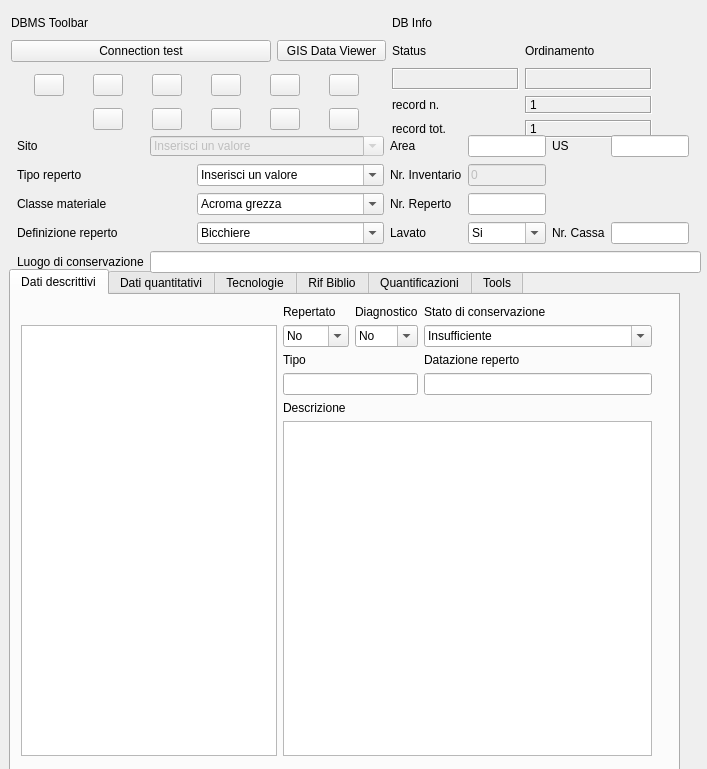
pyarchinit/pyarchinit, file gui/ui/Inv_Materiali.ui: the form before one commit.
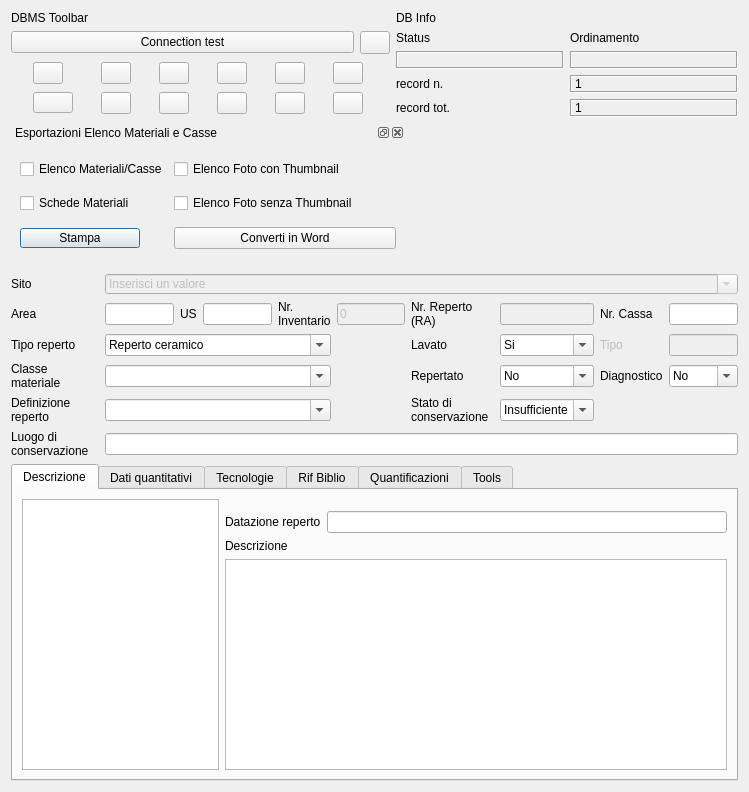
The form after the commit. Icons and pictures are not drawn. Custom widgets are drawn as their Qt base class.

Commit message: v1.1.7 update db, ui materiali

```diff
--- a/gui/ui/Inv_Materiali.ui
+++ b/gui/ui/Inv_Materiali.ui
@@ -6,8 +6,8 @@
    <rect>
     <x>0</x>
     <y>0</y>
-    <width>707</width>
-    <height>769</height>
+    <width>749</width>
+    <height>792</height>
    </rect>
   </property>
   <property name="minimumSize">
@@ -23,101 +23,488 @@
    <iconset resource="../../resources/resources.qrc">
     <normaloff>:/icons/finds.png</normaloff>:/icons/finds.png</iconset>
   </property>
-  <widget class="QTabWidget" name="tabWidget">
-   <property name="geometry">
-    <rect>
-     <x>9</x>
-     <y>269</y>
-     <width>671</width>
-     <height>517</height>
-    </rect>
-   </property>
-   <property name="currentIndex">
-    <number>0</number>
-   </property>
-   <widget class="QWidget" name="tab">
-    <attribute name="title">
-     <string>Dati descrittivi</string>
-    </attribute>
-    <widget class="QWidget" name="layoutWidget">
-     <property name="geometry">
-      <rect>
-       <x>10</x>
-       <y>10</y>
-       <width>631</width>
-       <height>451</height>
-      </rect>
+  <layout class="QGridLayout" name="gridLayout">
+   <item row="1" column="0" colspan="6">
+    <widget class="QgsDockWidget" name="mDockWidget_export">
+     <property name="minimumSize">
+      <size>
+       <width>336</width>
+       <height>145</height>
+      </size>
+     </property>
+     <property name="floating">
+      <bool>true</bool>
+     </property>
+     <property name="windowTitle">
+      <string>Esportazioni Elenco Materiali e Casse</string>
      </property>
-     <layout class="QGridLayout" name="gridLayout_3">
+     <widget class="QWidget" name="dockWidgetContents_4">
+      <layout class="QGridLayout" name="gridLayout_32">
       <item row="0" column="1">
+        <widget class="QCheckBox" name="checkBox_e_foto_t">
+         <property name="text">
+          <string>Elenco Foto con Thumbnail</string>
+         </property>
+        </widget>
+       </item>
+       <item row="2" column="0">
+        <widget class="QPushButton" name="pushButton_print">
+         <property name="minimumSize">
+          <size>
+           <width>0</width>
+           <height>0</height>
+          </size>
+         </property>
+         <property name="maximumSize">
+          <size>
+           <width>120</width>
+           <height>20</height>
+          </size>
+         </property>
+         <property name="text">
+          <string>Stampa</string>
+         </property>
+         <property name="icon">
+          <iconset resource="../../resources/resources.qrc">
+           <normaloff>:/icons/pdf-icon.png</normaloff>:/icons/pdf-icon.png</iconset>
+         </property>
+         <property name="iconSize">
+          <size>
+           <width>10</width>
+           <height>10</height>
+          </size>
+         </property>
+        </widget>
+       </item>
+       <item row="1" column="1">
+        <widget class="QCheckBox" name="checkBox_e_foto">
+         <property name="text">
+          <string>Elenco Foto senza Thumbnail</string>
+         </property>
+        </widget>
+       </item>
+       <item row="1" column="0">
+        <widget class="QCheckBox" name="checkBox_s_us">
+         <property name="text">
+          <string>Schede Materiali</string>
+         </property>
+        </widget>
+       </item>
+       <item row="0" column="0">
+        <widget class="QCheckBox" name="checkBox_e_us">
+         <property name="text">
+          <string>Elenco Materiali/Casse</string>
+         </property>
+        </widget>
+       </item>
+       <item row="2" column="1">
+        <widget class="QPushButton" name="pushButton_word">
+         <property name="text">
+          <string>Converti in Word</string>
+         </property>
+        </widget>
+       </item>
+      </layout>
+     </widget>
+    </widget>
+   </item>
+   <item row="2" column="0">
+    <widget class="QLabel" name="label_3">
+     <property name="sizePolicy">
+      <sizepolicy hsizetype="Expanding" vsizetype="Preferred">
+       <horstretch>0</horstretch>
+       <verstretch>0</verstretch>
+      </sizepolicy>
+     </property>
+     <property name="text">
+      <string>Sito</string>
+     </property>
+    </widget>
+   </item>
+   <item row="3" column="0">
+    <widget class="QLabel" name="label_37">
+     <property name="sizePolicy">
+      <sizepolicy hsizetype="Expanding" vsizetype="Preferred">
+       <horstretch>0</horstretch>
+       <verstretch>0</verstretch>
+      </sizepolicy>
+     </property>
+     <property name="text">
+      <string>Area</string>
+     </property>
+    </widget>
+   </item>
+   <item row="3" column="1">
+    <widget class="QLineEdit" name="lineEdit_area">
+     <property name="text">
+      <string/>
+     </property>
+    </widget>
+   </item>
+   <item row="3" column="2">
+    <widget class="QLabel" name="label_38">
+     <property name="text">
+      <string>US</string>
+     </property>
+    </widget>
+   </item>
+   <item row="3" column="3">
+    <widget class="QLineEdit" name="lineEdit_us">
+     <property name="text">
+      <string/>
+     </property>
+    </widget>
+   </item>
+   <item row="3" column="4">
+    <widget class="QLabel" name="label">
+     <property name="sizePolicy">
+      <sizepolicy hsizetype="Expanding" vsizetype="Preferred">
+       <horstretch>0</horstretch>
+       <verstretch>0</verstretch>
+      </sizepolicy>
+     </property>
+     <property name="text">
+      <string>Nr. Inventario</string>
+     </property>
+     <property name="wordWrap">
+      <bool>true</bool>
+     </property>
+    </widget>
+   </item>
+   <item row="3" column="5">
+    <widget class="QLineEdit" name="lineEdit_num_inv">
+     <property name="enabled">
+      <bool>false</bool>
+     </property>
+     <property name="sizePolicy">
+      <sizepolicy hsizetype="Expanding" vsizetype="Fixed">
+       <horstretch>0</horstretch>
+       <verstretch>0</verstretch>
+      </sizepolicy>
+     </property>
+     <property name="text">
+      <string>0</string>
+     </property>
+     <property name="clearButtonEnabled">
+      <bool>false</bool>
+     </property>
+    </widget>
+   </item>
+   <item row="3" column="6">
+    <widget class="QLabel" name="label_27">
+     <property name="text">
+      <string>Nr. Reperto (RA)</string>
+     </property>
+     <property name="wordWrap">
+      <bool>true</bool>
+     </property>
+    </widget>
+   </item>
+   <item row="3" column="7">
+    <widget class="QLineEdit" name="lineEdit_n_reperto">
+     <property name="enabled">
+      <bool>false</bool>
+     </property>
+     <property name="text">
+      <string/>
+     </property>
+     <property name="readOnly">
+      <bool>false</bool>
+     </property>
+     <property name="clearButtonEnabled">
+      <bool>false</bool>
+     </property>
+    </widget>
+   </item>
+   <item row="3" column="8">
+    <widget class="QLabel" name="label_39">
+     <property name="text">
+      <string>Nr. Cassa</string>
+     </property>
+    </widget>
+   </item>
+   <item row="3" column="9">
+    <widget class="QLineEdit" name="lineEdit_nr_cassa">
+     <property name="text">
+      <string/>
+     </property>
+    </widget>
+   </item>
+   <item row="4" column="0">
+    <widget class="QLabel" name="label_5">
+     <property name="sizePolicy">
+      <sizepolicy hsizetype="Expanding" vsizetype="Preferred">
+       <horstretch>0</horstretch>
+       <verstretch>0</verstretch>
+      </sizepolicy>
+     </property>
+     <property name="maximumSize">
+      <size>
+       <width>100</width>
+       <height>16777215</height>
+      </size>
+     </property>
+     <property name="text">
+      <string>Tipo reperto</string>
+     </property>
+     <property name="wordWrap">
+      <bool>true</bool>
+     </property>
+    </widget>
+   </item>
+   <item row="4" column="1" colspan="4">
+    <widget class="QComboBox" name="comboBox_tipo_reperto">
+     <property name="enabled">
+      <bool>true</bool>
+     </property>
+     <property name="sizePolicy">
+      <sizepolicy hsizetype="Expanding" vsizetype="Fixed">
+       <horstretch>0</horstretch>
+       <verstretch>0</verstretch>
+      </sizepolicy>
+     </property>
+     <property name="minimumSize">
+      <size>
+       <width>0</width>
+       <height>0</height>
+      </size>
+     </property>
+     <property name="mouseTracking">
+      <bool>true</bool>
+     </property>
+     <property name="contextMenuPolicy">
+      <enum>Qt::NoContextMenu</enum>
+     </property>
+     <property name="editable">
+      <bool>true</bool>
+     </property>
+     <property name="maxVisibleItems">
+      <number>99999</number>
+     </property>
+     <property name="maxCount">
+      <number>2147483647</number>
+     </property>
+     <property name="frame">
+      <bool>true</bool>
+     </property>
+     <item>
+      <property name="text">
+       <string>Reperto ceramico</string>
+      </property>
+     </item>
+     <item>
+      <property name="text">
+       <string>Reperto metallico</string>
+      </property>
+     </item>
+     <item>
+      <property name="text">
+       <string>Reperto vitreo</string>
+      </property>
+     </item>
+     <item>
+      <property name="text">
+       <string>Reperto ligneo</string>
+      </property>
+     </item>
+     <item>
+      <property name="text">
+       <string>Reperto osseo lavorato</string>
+      </property>
+     </item>
+     <item>
+      <property name="text">
+       <string>Reperto osteologico animale</string>
+      </property>
+     </item>
+     <item>
+      <property name="text">
+       <string>Reperto osteologico umano</string>
+      </property>
+     </item>
+     <item>
+      <property name="text">
+       <string>Reperto cartaceo</string>
+      </property>
+     </item>
+     <item>
+      <property name="text">
+       <string>Malacofauna</string>
+      </property>
+     </item>
+    </widget>
+   </item>
+   <item row="4" column="6">
+    <widget class="QLabel" name="label_2">
+     <property name="text">
+      <string>Lavato</string>
+     </property>
+    </widget>
+   </item>
+   <item row="4" column="7">
+    <widget class="QComboBox" name="comboBox_lavato">
+     <property name="sizePolicy">
+      <sizepolicy hsizetype="Expanding" vsizetype="Fixed">
+       <horstretch>0</horstretch>
+       <verstretch>0</verstretch>
+      </sizepolicy>
+     </property>
+     <property name="editable">
+      <bool>true</bool>
+     </property>
+     <item>
+      <property name="text">
+       <string>Si</string>
+      </property>
+     </item>
+     <item>
+      <property name="text">
+       <string>No</string>
+      </property>
+     </item>
+     <item>
+      <property name="text">
+       <string/>
+      </property>
+     </item>
+    </widget>
+   </item>
+   <item row="4" column="8">
+    <widget class="QLabel" name="label_13">
+     <property name="enabled">
+      <bool>false</bool>
+     </property>
+     <property name="text">
+      <string>Tipo</string>
+     </property>
+    </widget>
+   </item>
+   <item row="4" column="9">
+    <widget class="QLineEdit" name="lineEdit_tipo">
+     <property name="enabled">
+      <bool>false</bool>
+     </property>
+     <property name="minimumSize">
+      <size>
+       <width>40</width>
+       <height>0</height>
+      </size>
+     </property>
+    </widget>
+   </item>
+   <item row="5" column="0">
+    <widget class="QLabel" name="label_7">
+     <property name="sizePolicy">
+      <sizepolicy hsizetype="Expanding" vsizetype="Preferred">
+       <horstretch>0</horstretch>
+       <verstretch>0</verstretch>
+      </sizepolicy>
+     </property>
+     <property name="maximumSize">
+      <size>
+       <width>100</width>
+       <height>16777215</height>
+      </size>
+     </property>
+     <property name="text">
+      <string>Classe materiale</string>
+     </property>
+     <property name="wordWrap">
+      <bool>true</bool>
+     </property>
+    </widget>
+   </item>
+   <item row="5" column="6">
        <widget class="QLabel" name="label_30">
         <property name="text">
          <string>Repertato</string>
         </property>
        </widget>
       </item>
-      <item row="0" column="2">
+   <item row="5" column="7">
+    <widget class="QComboBox" name="comboBox_repertato">
+     <property name="editable">
+      <bool>true</bool>
+     </property>
+     <item>
+      <property name="text">
+       <string>No</string>
+      </property>
+     </item>
+     <item>
+      <property name="text">
+       <string>Si</string>
+      </property>
+     </item>
+     <item>
+      <property name="text">
+       <string/>
+      </property>
+     </item>
+    </widget>
+   </item>
+   <item row="5" column="8">
        <widget class="QLabel" name="label_31">
         <property name="text">
          <string>Diagnostico</string>
         </property>
        </widget>
       </item>
-      <item row="0" column="3">
+   <item row="5" column="9">
+    <widget class="QComboBox" name="comboBox_diagnostico">
+     <property name="editable">
+      <bool>true</bool>
+     </property>
+     <item>
+      <property name="text">
+       <string>No</string>
+      </property>
+     </item>
+     <item>
+      <property name="text">
+       <string>Si</string>
+      </property>
+     </item>
+     <item>
+      <property name="text">
+       <string/>
+      </property>
+     </item>
+    </widget>
+   </item>
+   <item row="6" column="0">
+    <widget class="QLabel" name="label_4">
+     <property name="sizePolicy">
+      <sizepolicy hsizetype="Expanding" vsizetype="Preferred">
+       <horstretch>0</horstretch>
+       <verstretch>0</verstretch>
+      </sizepolicy>
+     </property>
+     <property name="maximumSize">
+      <size>
+       <width>100</width>
+       <height>16777215</height>
+      </size>
+     </property>
+     <property name="text">
+      <string>Definizione reperto</string>
+     </property>
+     <property name="wordWrap">
+      <bool>true</bool>
+     </property>
+    </widget>
+   </item>
+   <item row="6" column="6">
        <widget class="QLabel" name="label_26">
         <property name="text">
          <string>Stato di conservazione</string>
         </property>
-       </widget>
-      </item>
-      <item row="1" column="0" rowspan="5">
-       <widget class="QListWidget" name="listWidget"/>
-      </item>
-      <item row="1" column="1">
-       <widget class="QComboBox" name="comboBox_repertato">
-        <property name="editable">
+     <property name="wordWrap">
          <bool>true</bool>
         </property>
-        <item>
-         <property name="text">
-          <string>No</string>
-         </property>
-        </item>
-        <item>
-         <property name="text">
-          <string>Si</string>
-         </property>
-        </item>
-        <item>
-         <property name="text">
-          <string/>
-         </property>
-        </item>
-       </widget>
-      </item>
-      <item row="1" column="2">
-       <widget class="QComboBox" name="comboBox_diagnostico">
-        <property name="editable">
-         <bool>true</bool>
-        </property>
-        <item>
-         <property name="text">
-          <string>No</string>
-         </property>
-        </item>
-        <item>
-         <property name="text">
-          <string>Si</string>
-         </property>
-        </item>
-        <item>
-         <property name="text">
-          <string/>
-         </property>
-        </item>
-       </widget>
-      </item>
-      <item row="1" column="3">
+    </widget>
+   </item>
+   <item row="6" column="7">
        <widget class="QComboBox" name="comboBox_conservazione">
         <property name="editable">
          <bool>true</bool>
@@ -149,42 +536,36 @@
         </item>
        </widget>
       </item>
-      <item row="2" column="1">
-       <widget class="QLabel" name="label_13">
-        <property name="text">
-         <string>Tipo</string>
-        </property>
-       </widget>
-      </item>
-      <item row="2" column="3">
-       <widget class="QLabel" name="label_41">
+   <item row="7" column="0">
+    <widget class="QLabel" name="label_40">
+     <property name="sizePolicy">
+      <sizepolicy hsizetype="Expanding" vsizetype="Preferred">
+       <horstretch>0</horstretch>
+       <verstretch>0</verstretch>
+      </sizepolicy>
+     </property>
         <property name="text">
-         <string>Datazione reperto</string>
-        </property>
-       </widget>
-      </item>
-      <item row="3" column="1" colspan="2">
-       <widget class="QLineEdit" name="lineEdit_tipo">
-        <property name="minimumSize">
-         <size>
-          <width>40</width>
-          <height>0</height>
-         </size>
+      <string>Luogo di conservazione</string>
+     </property>
+     <property name="wordWrap">
+      <bool>true</bool>
         </property>
        </widget>
       </item>
-      <item row="3" column="3">
-       <widget class="QLineEdit" name="lineEdit_datazione_rep">
-        <property name="minimumSize">
-         <size>
-          <width>40</width>
-          <height>0</height>
-         </size>
-        </property>
-        <property name="text">
-         <string/>
-        </property>
-       </widget>
+   <item row="8" column="0" colspan="10">
+    <widget class="QTabWidget" name="tabWidget">
+     <property name="currentIndex">
+      <number>0</number>
+     </property>
+     <widget class="QWidget" name="tab">
+      <attribute name="title">
+       <string>Descrizione</string>
+      </attribute>
+      <layout class="QGridLayout" name="gridLayout_2">
+       <item row="0" column="0">
+        <layout class="QGridLayout" name="gridLayout_3">
+         <item row="1" column="0" rowspan="5">
+          <widget class="QListWidget" name="iconListWidget"/>
       </item>
       <item row="4" column="1">
        <widget class="QLabel" name="label_6">
@@ -196,8 +577,29 @@
       <item row="5" column="1" colspan="3">
        <widget class="QTextEdit" name="textEdit_descrizione_reperto"/>
       </item>
-     </layout>
-    </widget>
+         <item row="3" column="1">
+          <widget class="QLabel" name="label_41">
+           <property name="text">
+            <string>Datazione reperto</string>
+           </property>
+          </widget>
+         </item>
+         <item row="3" column="2" colspan="2">
+          <widget class="QLineEdit" name="lineEdit_datazione_rep">
+           <property name="minimumSize">
+            <size>
+             <width>400</width>
+             <height>0</height>
+            </size>
+           </property>
+           <property name="text">
+            <string/>
+           </property>
+          </widget>
+         </item>
+        </layout>
+       </item>
+      </layout>
    </widget>
    <widget class="QWidget" name="tab_3">
     <attribute name="title">
@@ -927,15 +1329,140 @@
     </layout>
    </widget>
   </widget>
-  <widget class="QWidget" name="layoutWidget">
-   <property name="geometry">
-    <rect>
-     <x>11</x>
-     <y>11</y>
-     <width>641</width>
-     <height>127</height>
-    </rect>
-   </property>
+   </item>
+   <item row="2" column="1" colspan="9">
+    <widget class="QComboBox" name="comboBox_sito">
+     <property name="enabled">
+      <bool>false</bool>
+     </property>
+     <property name="sizePolicy">
+      <sizepolicy hsizetype="Expanding" vsizetype="Fixed">
+       <horstretch>0</horstretch>
+       <verstretch>0</verstretch>
+      </sizepolicy>
+     </property>
+     <property name="minimumSize">
+      <size>
+       <width>200</width>
+       <height>0</height>
+      </size>
+     </property>
+     <property name="maximumSize">
+      <size>
+       <width>16777215</width>
+       <height>20</height>
+      </size>
+     </property>
+     <property name="mouseTracking">
+      <bool>true</bool>
+     </property>
+     <property name="contextMenuPolicy">
+      <enum>Qt::NoContextMenu</enum>
+     </property>
+     <property name="editable">
+      <bool>true</bool>
+     </property>
+     <property name="currentText">
+      <string>Inserisci un valore</string>
+     </property>
+     <property name="maxVisibleItems">
+      <number>99999</number>
+     </property>
+     <property name="maxCount">
+      <number>2147483647</number>
+     </property>
+     <property name="frame">
+      <bool>true</bool>
+     </property>
+     <item>
+      <property name="text">
+       <string>Inserisci un valore</string>
+      </property>
+     </item>
+    </widget>
+   </item>
+   <item row="6" column="1" colspan="4">
+    <widget class="QComboBox" name="comboBox_definizione">
+     <property name="enabled">
+      <bool>true</bool>
+     </property>
+     <property name="sizePolicy">
+      <sizepolicy hsizetype="Expanding" vsizetype="Fixed">
+       <horstretch>0</horstretch>
+       <verstretch>0</verstretch>
+      </sizepolicy>
+     </property>
+     <property name="minimumSize">
+      <size>
+       <width>0</width>
+       <height>0</height>
+      </size>
+     </property>
+     <property name="mouseTracking">
+      <bool>true</bool>
+     </property>
+     <property name="contextMenuPolicy">
+      <enum>Qt::NoContextMenu</enum>
+     </property>
+     <property name="editable">
+      <bool>true</bool>
+     </property>
+     <property name="maxVisibleItems">
+      <number>99999</number>
+     </property>
+     <property name="maxCount">
+      <number>2147483647</number>
+     </property>
+     <property name="frame">
+      <bool>true</bool>
+     </property>
+    </widget>
+   </item>
+   <item row="5" column="1" colspan="4">
+    <widget class="QComboBox" name="comboBox_criterio_schedatura">
+     <property name="enabled">
+      <bool>true</bool>
+     </property>
+     <property name="sizePolicy">
+      <sizepolicy hsizetype="Expanding" vsizetype="Fixed">
+       <horstretch>0</horstretch>
+       <verstretch>0</verstretch>
+      </sizepolicy>
+     </property>
+     <property name="minimumSize">
+      <size>
+       <width>0</width>
+       <height>0</height>
+      </size>
+     </property>
+     <property name="mouseTracking">
+      <bool>true</bool>
+     </property>
+     <property name="contextMenuPolicy">
+      <enum>Qt::NoContextMenu</enum>
+     </property>
+     <property name="editable">
+      <bool>true</bool>
+     </property>
+     <property name="maxVisibleItems">
+      <number>99999</number>
+     </property>
+     <property name="maxCount">
+      <number>2147483647</number>
+     </property>
+     <property name="frame">
+      <bool>true</bool>
+     </property>
+    </widget>
+   </item>
+   <item row="7" column="1" colspan="9">
+    <widget class="QLineEdit" name="lineEdit_luogo_conservazione">
+     <property name="text">
+      <string/>
+     </property>
+    </widget>
+   </item>
+   <item row="0" column="0" colspan="10">
    <layout class="QGridLayout" name="gridLayout_4">
     <item row="0" column="0">
      <widget class="QLabel" name="label_32">
@@ -965,15 +1492,18 @@
      <widget class="QToolButton" name="toolButtonGis">
       <property name="minimumSize">
        <size>
-        <width>109</width>
+         <width>30</width>
         <height>0</height>
        </size>
       </property>
       <property name="toolTip">
        <string/>
       </property>
+       <property name="autoFillBackground">
+        <bool>false</bool>
+       </property>
       <property name="text">
-       <string>GIS Data Viewer</string>
+        <string/>
       </property>
       <property name="icon">
        <iconset resource="../../resources/resources.qrc">
@@ -989,7 +1519,7 @@
        <bool>false</bool>
       </property>
       <property name="toolButtonStyle">
-       <enum>Qt::ToolButtonTextOnly</enum>
+        <enum>Qt::ToolButtonIconOnly</enum>
       </property>
       <property name="arrowType">
        <enum>Qt::NoArrow</enum>
@@ -1310,6 +1840,47 @@
         </property>
        </widget>
       </item>
+       <item row="1" column="5">
+        <widget class="QPushButton" name="pushButton_esporta_us">
+         <property name="minimumSize">
+          <size>
+           <width>30</width>
+           <height>20</height>
+          </size>
+         </property>
+         <property name="maximumSize">
+          <size>
+           <width>150</width>
+           <height>16777215</height>
+          </size>
+         </property>
+         <property name="font">
+          <font>
+           <family>Times New Roman</family>
+           <pointsize>8</pointsize>
+           <weight>50</weight>
+           <italic>false</italic>
+           <bold>false</bold>
+          </font>
+         </property>
+         <property name="toolTip">
+          <string>Elenco US/Foto</string>
+         </property>
+         <property name="text">
+          <string/>
+         </property>
+         <property name="icon">
+          <iconset resource="../../resources/resources.qrc">
+           <normaloff>:/icons/sheet.png</normaloff>:/icons/sheet.png</iconset>
+         </property>
+         <property name="iconSize">
+          <size>
+           <width>15</width>
+           <height>15</height>
+          </size>
+         </property>
+        </widget>
+       </item>
      </layout>
     </item>
     <item row="3" column="2">
@@ -1381,451 +1952,16 @@
      </layout>
     </item>
    </layout>
-  </widget>
-  <widget class="QWidget" name="layoutWidget">
-   <property name="geometry">
-    <rect>
-     <x>17</x>
-     <y>134</y>
-     <width>684</width>
-     <height>140</height>
-    </rect>
-   </property>
-   <layout class="QGridLayout" name="gridLayout">
-    <item row="2" column="4">
-     <widget class="QLabel" name="label_27">
-      <property name="text">
-       <string>Nr. Reperto</string>
-      </property>
-     </widget>
-    </item>
-    <item row="1" column="4">
-     <widget class="QLabel" name="label">
-      <property name="sizePolicy">
-       <sizepolicy hsizetype="Expanding" vsizetype="Preferred">
-        <horstretch>0</horstretch>
-        <verstretch>0</verstretch>
-       </sizepolicy>
-      </property>
-      <property name="text">
-       <string>Nr. Inventario</string>
-      </property>
-     </widget>
-    </item>
-    <item row="1" column="5">
-     <widget class="QLineEdit" name="lineEdit_num_inv">
-      <property name="enabled">
-       <bool>false</bool>
-      </property>
-      <property name="sizePolicy">
-       <sizepolicy hsizetype="Expanding" vsizetype="Fixed">
-        <horstretch>0</horstretch>
-        <verstretch>0</verstretch>
-       </sizepolicy>
-      </property>
-      <property name="text">
-       <string>0</string>
-      </property>
-     </widget>
-    </item>
-    <item row="2" column="5">
-     <widget class="QLineEdit" name="lineEdit_n_reperto">
-      <property name="enabled">
-       <bool>true</bool>
-      </property>
-      <property name="text">
-       <string/>
-      </property>
-     </widget>
-    </item>
-    <item row="0" column="1" colspan="3">
-     <widget class="QComboBox" name="comboBox_sito">
-      <property name="enabled">
-       <bool>false</bool>
-      </property>
-      <property name="sizePolicy">
-       <sizepolicy hsizetype="Expanding" vsizetype="Fixed">
-        <horstretch>0</horstretch>
-        <verstretch>0</verstretch>
-       </sizepolicy>
-      </property>
-      <property name="minimumSize">
-       <size>
-        <width>0</width>
-        <height>0</height>
-       </size>
-      </property>
-      <property name="maximumSize">
-       <size>
-        <width>16777215</width>
-        <height>20</height>
-       </size>
-      </property>
-      <property name="mouseTracking">
-       <bool>true</bool>
-      </property>
-      <property name="contextMenuPolicy">
-       <enum>Qt::NoContextMenu</enum>
-      </property>
-      <property name="editable">
-       <bool>true</bool>
-      </property>
-      <property name="maxVisibleItems">
-       <number>99999</number>
-      </property>
-      <property name="maxCount">
-       <number>2147483647</number>
-      </property>
-      <property name="frame">
-       <bool>true</bool>
-      </property>
-      <item>
-       <property name="text">
-        <string>Inserisci un valore</string>
-       </property>
-      </item>
-     </widget>
-    </item>
-    <item row="4" column="1" colspan="9">
-     <widget class="QLineEdit" name="lineEdit_luogo_conservazione">
-      <property name="text">
-       <string/>
-      </property>
-     </widget>
-    </item>
-    <item row="3" column="4">
-     <widget class="QLabel" name="label_2">
-      <property name="text">
-       <string>Lavato</string>
-      </property>
-     </widget>
-    </item>
-    <item row="0" column="4">
-     <widget class="QLabel" name="label_37">
-      <property name="text">
-       <string>Area</string>
-      </property>
-     </widget>
-    </item>
-    <item row="0" column="5">
-     <widget class="QLineEdit" name="lineEdit_area">
-      <property name="text">
-       <string/>
-      </property>
-     </widget>
-    </item>
-    <item row="1" column="2" colspan="2">
-     <widget class="QComboBox" name="comboBox_tipo_reperto">
-      <property name="enabled">
-       <bool>true</bool>
-      </property>
-      <property name="sizePolicy">
-       <sizepolicy hsizetype="Expanding" vsizetype="Fixed">
-        <horstretch>0</horstretch>
-        <verstretch>0</verstretch>
-       </sizepolicy>
-      </property>
-      <property name="mouseTracking">
-       <bool>true</bool>
-      </property>
-      <property name="contextMenuPolicy">
-       <enum>Qt::NoContextMenu</enum>
-      </property>
-      <property name="editable">
-       <bool>true</bool>
-      </property>
-      <property name="maxVisibleItems">
-       <number>99999</number>
-      </property>
-      <property name="maxCount">
-       <number>2147483647</number>
-      </property>
-      <property name="frame">
-       <bool>true</bool>
-      </property>
-      <item>
-       <property name="text">
-        <string>Inserisci un valore</string>
-       </property>
-      </item>
-      <item>
-       <property name="text">
-        <string>Malacofauna</string>
-       </property>
-      </item>
-      <item>
-       <property name="text">
-        <string>Reperto cartaceo</string>
-       </property>
-      </item>
-      <item>
-       <property name="text">
-        <string>Reperto ceramico</string>
-       </property>
-      </item>
-      <item>
-       <property name="text">
-        <string>Reperto ligneo</string>
-       </property>
-      </item>
-      <item>
-       <property name="text">
-        <string>Reperto metallico</string>
-       </property>
-      </item>
-      <item>
-       <property name="text">
-        <string>Reperto osseo lavorato</string>
-       </property>
-      </item>
-      <item>
-       <property name="text">
-        <string>Reperto osteologico animale</string>
-       </property>
-      </item>
-      <item>
-       <property name="text">
-        <string>Reperto osteologico umano</string>
-       </property>
-      </item>
-      <item>
-       <property name="text">
-        <string>Reperto vitreo</string>
-       </property>
-      </item>
-     </widget>
-    </item>
-    <item row="1" column="0" colspan="2">
-     <widget class="QLabel" name="label_5">
-      <property name="sizePolicy">
-       <sizepolicy hsizetype="Expanding" vsizetype="Preferred">
-        <horstretch>0</horstretch>
-        <verstretch>0</verstretch>
-       </sizepolicy>
-      </property>
-      <property name="text">
-       <string>Tipo reperto</string>
-      </property>
-     </widget>
-    </item>
-    <item row="0" column="0">
-     <widget class="QLabel" name="label_3">
-      <property name="sizePolicy">
-       <sizepolicy hsizetype="Expanding" vsizetype="Preferred">
-        <horstretch>0</horstretch>
-        <verstretch>0</verstretch>
-       </sizepolicy>
-      </property>
-      <property name="text">
-       <string>Sito</string>
-      </property>
-     </widget>
-    </item>
-    <item row="3" column="0" colspan="2">
-     <widget class="QLabel" name="label_4">
-      <property name="sizePolicy">
-       <sizepolicy hsizetype="Expanding" vsizetype="Preferred">
-        <horstretch>0</horstretch>
-        <verstretch>0</verstretch>
-       </sizepolicy>
-      </property>
-      <property name="text">
-       <string>Definizione reperto</string>
-      </property>
-     </widget>
-    </item>
-    <item row="3" column="2" colspan="2">
-     <widget class="QComboBox" name="comboBox_definizione">
-      <property name="enabled">
-       <bool>true</bool>
-      </property>
-      <property name="sizePolicy">
-       <sizepolicy hsizetype="Expanding" vsizetype="Fixed">
-        <horstretch>0</horstretch>
-        <verstretch>0</verstretch>
-       </sizepolicy>
-      </property>
-      <property name="mouseTracking">
-       <bool>true</bool>
-      </property>
-      <property name="contextMenuPolicy">
-       <enum>Qt::NoContextMenu</enum>
-      </property>
-      <property name="editable">
-       <bool>true</bool>
-      </property>
-      <property name="maxVisibleItems">
-       <number>99999</number>
-      </property>
-      <property name="maxCount">
-       <number>2147483647</number>
-      </property>
-      <property name="frame">
-       <bool>true</bool>
-      </property>
-      <item>
-       <property name="text">
-        <string>Bicchiere</string>
-       </property>
-      </item>
-      <item>
-       <property name="text">
-        <string>Boccale</string>
-       </property>
-      </item>
-      <item>
-       <property name="text">
-        <string>Brocca</string>
-       </property>
-      </item>
-      <item>
-       <property name="text">
-        <string>Olla</string>
-       </property>
-      </item>
-      <item>
-       <property name="text">
-        <string>Piatto</string>
-       </property>
-      </item>
-     </widget>
-    </item>
-    <item row="2" column="0" colspan="2">
-     <widget class="QLabel" name="label_7">
-      <property name="sizePolicy">
-       <sizepolicy hsizetype="Expanding" vsizetype="Preferred">
-        <horstretch>0</horstretch>
-        <verstretch>0</verstretch>
-       </sizepolicy>
-      </property>
-      <property name="text">
-       <string>Classe materiale</string>
-      </property>
-     </widget>
-    </item>
-    <item row="2" column="2" colspan="2">
-     <widget class="QComboBox" name="comboBox_criterio_schedatura">
-      <property name="enabled">
-       <bool>true</bool>
-      </property>
-      <property name="sizePolicy">
-       <sizepolicy hsizetype="Expanding" vsizetype="Fixed">
-        <horstretch>0</horstretch>
-        <verstretch>0</verstretch>
-       </sizepolicy>
-      </property>
-      <property name="mouseTracking">
-       <bool>true</bool>
-      </property>
-      <property name="contextMenuPolicy">
-       <enum>Qt::NoContextMenu</enum>
-      </property>
-      <property name="editable">
-       <bool>true</bool>
-      </property>
-      <property name="maxVisibleItems">
-       <number>99999</number>
-      </property>
-      <property name="maxCount">
-       <number>2147483647</number>
-      </property>
-      <property name="frame">
-       <bool>true</bool>
-      </property>
-      <item>
-       <property name="text">
-        <string>Acroma grezza</string>
-       </property>
-      </item>
-      <item>
-       <property name="text">
-        <string>Acroma depurata</string>
-       </property>
-      </item>
-      <item>
-       <property name="text">
-        <string>Maiolica arcaica</string>
-       </property>
-      </item>
-      <item>
-       <property name="text">
-        <string>Vernice nera</string>
-       </property>
-      </item>
-      <item>
-       <property name="text">
-        <string>Terra sigillata</string>
-       </property>
-      </item>
-     </widget>
-    </item>
-    <item row="3" column="5">
-     <widget class="QComboBox" name="comboBox_lavato">
-      <property name="sizePolicy">
-       <sizepolicy hsizetype="Expanding" vsizetype="Fixed">
-        <horstretch>0</horstretch>
-        <verstretch>0</verstretch>
-       </sizepolicy>
-      </property>
-      <property name="editable">
-       <bool>true</bool>
-      </property>
-      <item>
-       <property name="text">
-        <string>Si</string>
-       </property>
-      </item>
-      <item>
-       <property name="text">
-        <string>No</string>
-       </property>
-      </item>
-      <item>
-       <property name="text">
-        <string/>
-       </property>
-      </item>
-     </widget>
-    </item>
-    <item row="4" column="0">
-     <widget class="QLabel" name="label_40">
-      <property name="text">
-       <string>Luogo di conservazione</string>
-      </property>
-     </widget>
-    </item>
-    <item row="0" column="6">
-     <widget class="QLabel" name="label_38">
-      <property name="text">
-       <string>US</string>
-      </property>
-     </widget>
-    </item>
-    <item row="0" column="7">
-     <widget class="QLineEdit" name="lineEdit_us">
-      <property name="text">
-       <string/>
-      </property>
-     </widget>
-    </item>
-    <item row="3" column="6">
-     <widget class="QLabel" name="label_39">
-      <property name="text">
-       <string>Nr. Cassa</string>
-      </property>
-     </widget>
-    </item>
-    <item row="3" column="7">
-     <widget class="QLineEdit" name="lineEdit_nr_cassa">
-      <property name="text">
-       <string/>
-      </property>
-     </widget>
-    </item>
-   </layout>
-  </widget>
+   </item>
+  </layout>
  </widget>
  <customwidgets>
+  <customwidget>
+   <class>QgsDockWidget</class>
+   <extends>QDockWidget</extends>
+   <header>qgsdockwidget.h</header>
+   <container>1</container>
+  </customwidget>
   <customwidget>
    <class>Mplwidget</class>
    <extends>QWidget</extends>
```
Left out of the diff: 24 changed lines with no effect on the pictures. Lines whose indentation alone changed are shown as unchanged. The commit also changes 6 other files.
